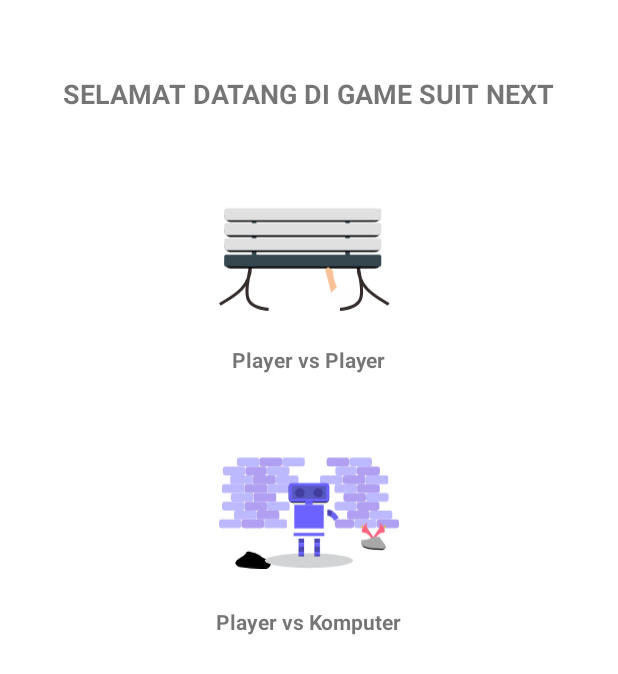
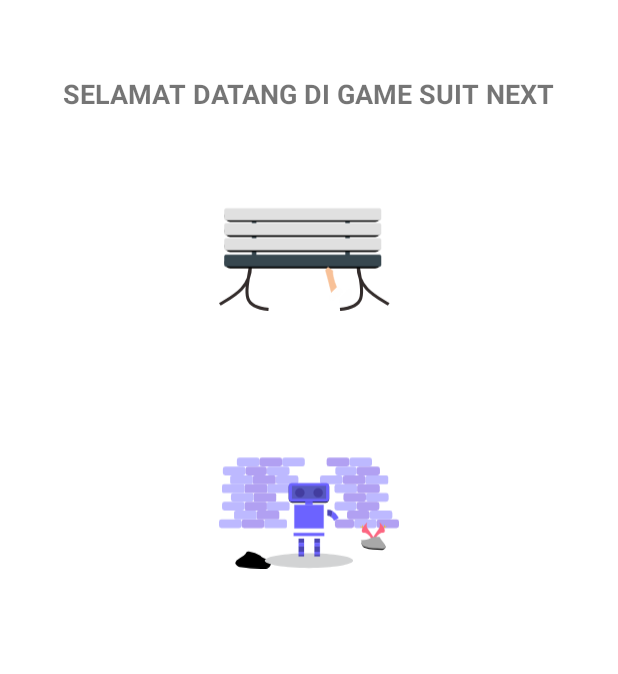
Before and after one commit to abdulmuntholib88/challenge_abdul, an Android app: the layout actvity_home.xml on its own in the app's theme, with its tools: preview values and no code run, on a phone screen of 412 x 824 dp. Shown: the top 674 px of the screen. Run offline under Robolectric (Android 15) with nearby library versions, the phone set to English and light mode, and no system bars.

```diff
--- a/app/src/main/res/layout/actvity_home.xml
+++ b/app/src/main/res/layout/actvity_home.xml
@@ -35,7 +35,7 @@
         android:id="@+id/tv_single"
         android:layout_width="wrap_content"
         android:layout_height="wrap_content"
-        android:text="Player vs Player"
+        android:text=""
         android:layout_marginTop="10dp"
         android:textStyle="bold"
         app:layout_constraintEnd_toEndOf="@+id/iv_single"
@@ -56,7 +56,7 @@
         android:id="@+id/tv_cpu"
         android:layout_width="wrap_content"
         android:layout_height="wrap_content"
-        android:text="Player vs Komputer"
+        android:text=""
         android:layout_marginTop="10dp"
         android:textStyle="bold"
         app:layout_constraintEnd_toEndOf="@+id/iv_cpu"
```
Also changed, not shown: app/src/main/java/com/example/challeng_abdul/HomeActivity.kt (+10 -3 lines).
